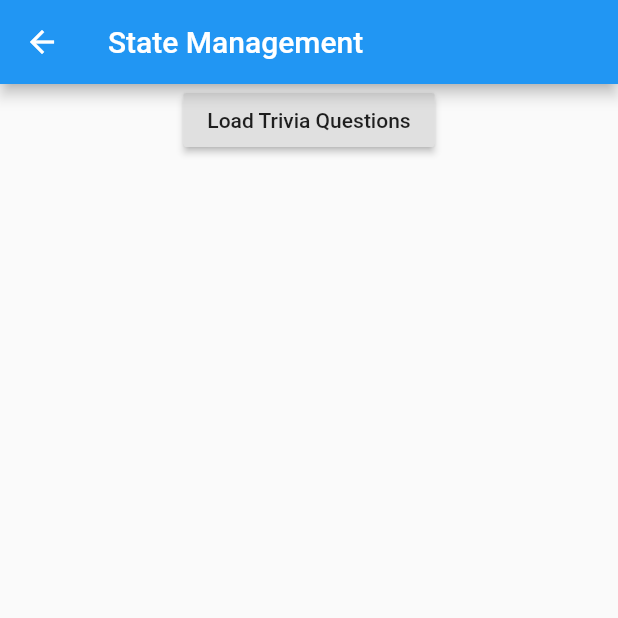
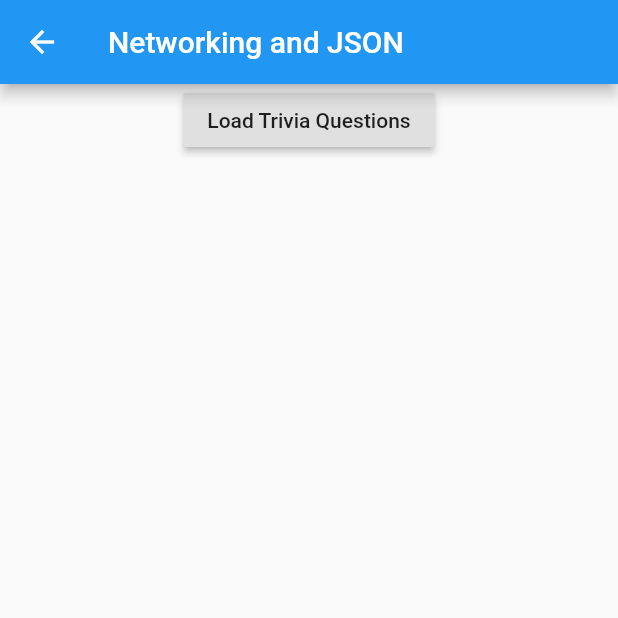
Before and after one commit to glitchedmob/sgf-devs-introduction-to-flutter, a Flutter app: the NetworkingAndJsonScreen screen opened by its route, on a phone screen of 412 x 824 dp, the top half of it. Run offline on Flutter 3.47's test engine with Material 2 defaults, Android fonts, the phone set to English and light mode, and no system bars; generated files the repository leaves out were written again.

Commit message:
Update NetworkingAndJsonScreen appbar label

```diff
--- a/lib/screens/networking_and_json.dart
+++ b/lib/screens/networking_and_json.dart
@@ -10,7 +10,7 @@ class NetworkingAndJsonScreen extends StatelessWidget {
 
     return Scaffold(
       appBar: AppBar(
-        title: Text('State Management'),
+        title: Text('Networking and JSON'),
       ),
       body: Column(
         children: [
```
